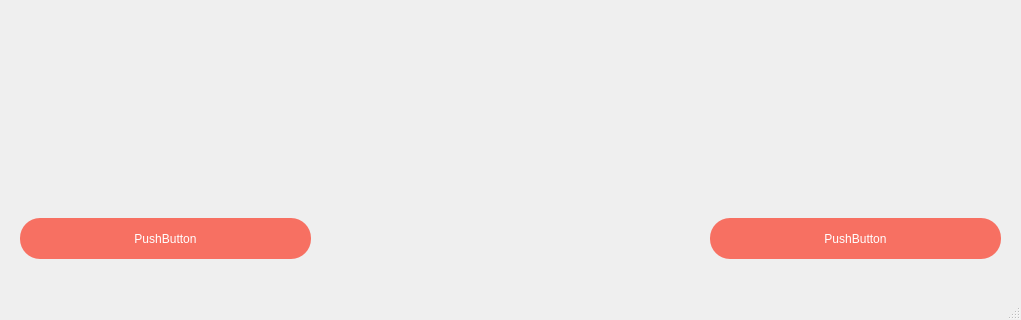
First picture: the form in newsWindow.ui, repository Pawlis123/projekt-front, before the edit; both pictures show x 0 to 1021 and y 302 to 622 of the 1021 by 622 pixel window.
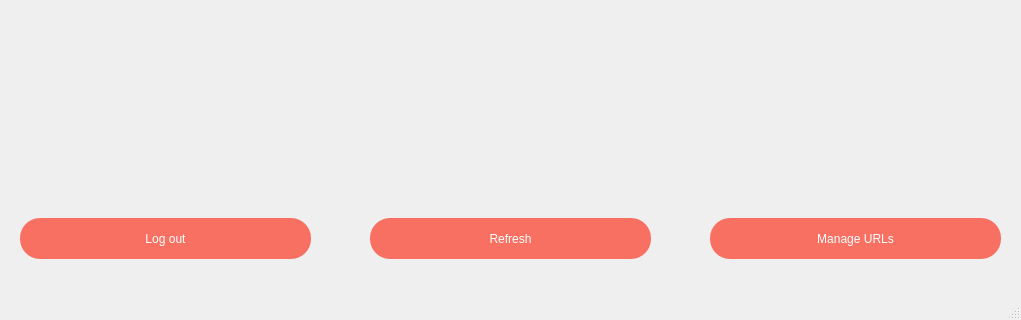
Second picture: the form after the edit.

```diff
--- a/newsWindow.ui
+++ b/newsWindow.ui
@@ -35,7 +35,7 @@
 border-radius: 20px;</string>
     </property>
     <property name="text">
-     <string>PushButton</string>
+     <string>Log out</string>
     </property>
    </widget>
    <widget class="QPushButton" name="pushButton_2">
@@ -53,7 +53,7 @@
 border-radius: 20px;</string>
     </property>
     <property name="text">
-     <string>PushButton</string>
+     <string>Manage URLs</string>
     </property>
    </widget>
    <widget class="QWidget" name="verticalLayoutWidget">
@@ -67,6 +67,41 @@
     </property>
     <layout class="QVBoxLayout" name="containerLayout"/>
    </widget>
+   <widget class="QLabel" name="messageBox">
+    <property name="geometry">
+     <rect>
+      <x>290</x>
+      <y>450</y>
+      <width>441</width>
+      <height>41</height>
+     </rect>
+    </property>
+    <property name="styleSheet">
+     <string notr="true">font-size:14pt;
+color: #f77062;</string>
+    </property>
+    <property name="text">
+     <string/>
+    </property>
+   </widget>
+   <widget class="QPushButton" name="refreshButton">
+    <property name="geometry">
+     <rect>
+      <x>370</x>
+      <y>520</y>
+      <width>281</width>
+      <height>41</height>
+     </rect>
+    </property>
+    <property name="styleSheet">
+     <string notr="true">background: #f77062;
+color: #fff;
+border-radius: 20px;</string>
+    </property>
+    <property name="text">
+     <string>Refresh</string>
+    </property>
+   </widget>
   </widget>
   <widget class="QMenuBar" name="menubar">
    <property name="geometry">
```
